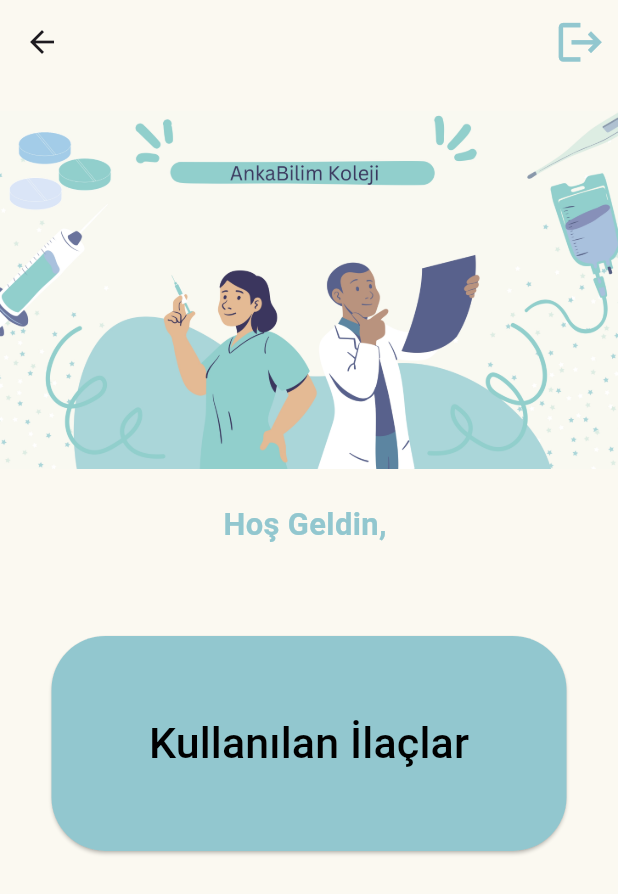
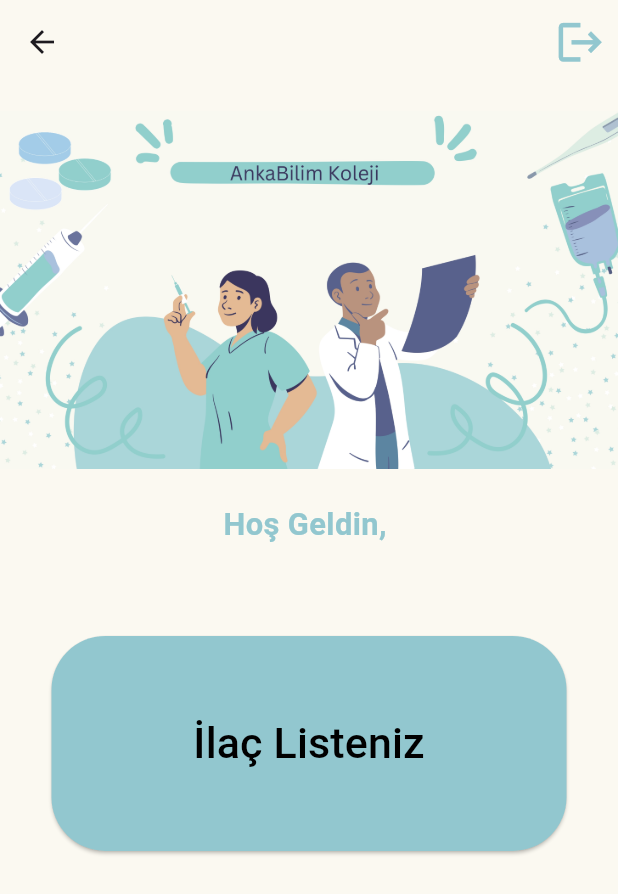
Before and after one commit to zeynepgokdogan/medicine_reminder, a Flutter app: the ProfilePage screen opened directly, on a phone screen of 412 x 824 dp. Shown: the top 894 px of the screen. Run offline on Flutter 3.47's test engine with Material 3 defaults, Android fonts, the phone set to English and light mode, and no system bars; our stand-ins replace cloud_firestore, firebase_auth, firebase_core, flutter_screenutil, flutter_svg; accounts and stored records are empty.

Commit message:
Update profile_page.dart

```diff
--- a/lib/feature/profilepage/view/profile_page.dart
+++ b/lib/feature/profilepage/view/profile_page.dart
@@ -115,7 +115,7 @@ class ProfilePageState extends State<ProfilePage> {
                       ),
                     ),
                     child: Text(
-                      'Kullanılan İlaçlar',
+                      'İlaç Listeniz',
                       style: TextStyle(fontSize: 25.sp),
                     ),
                   )
```
